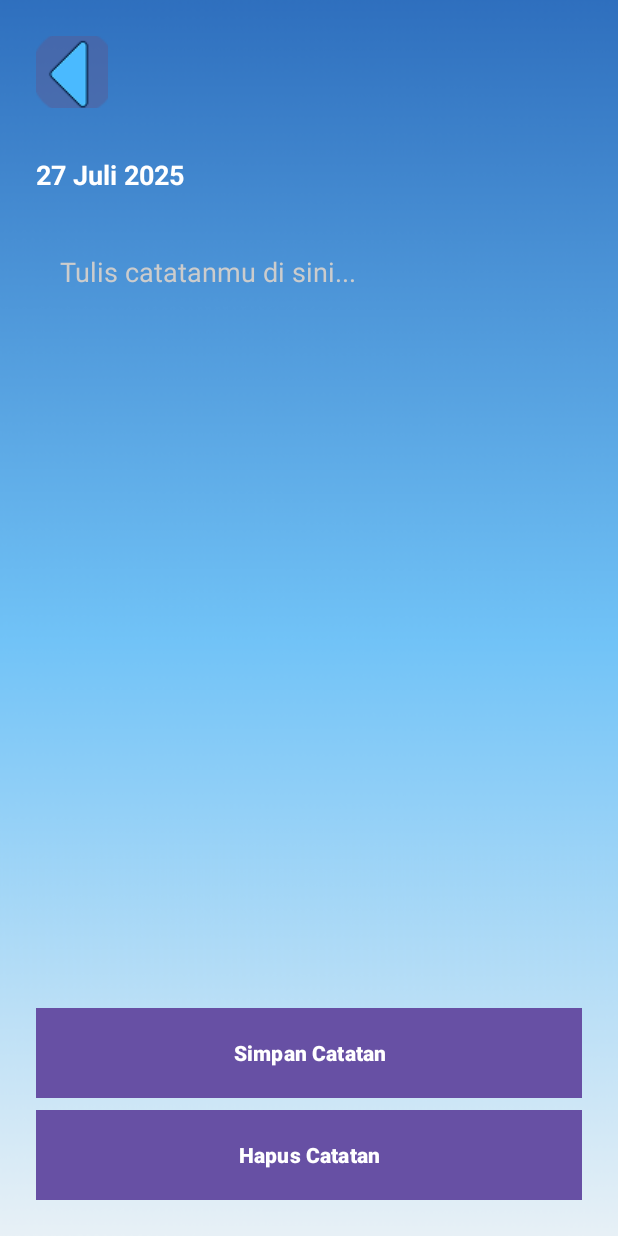
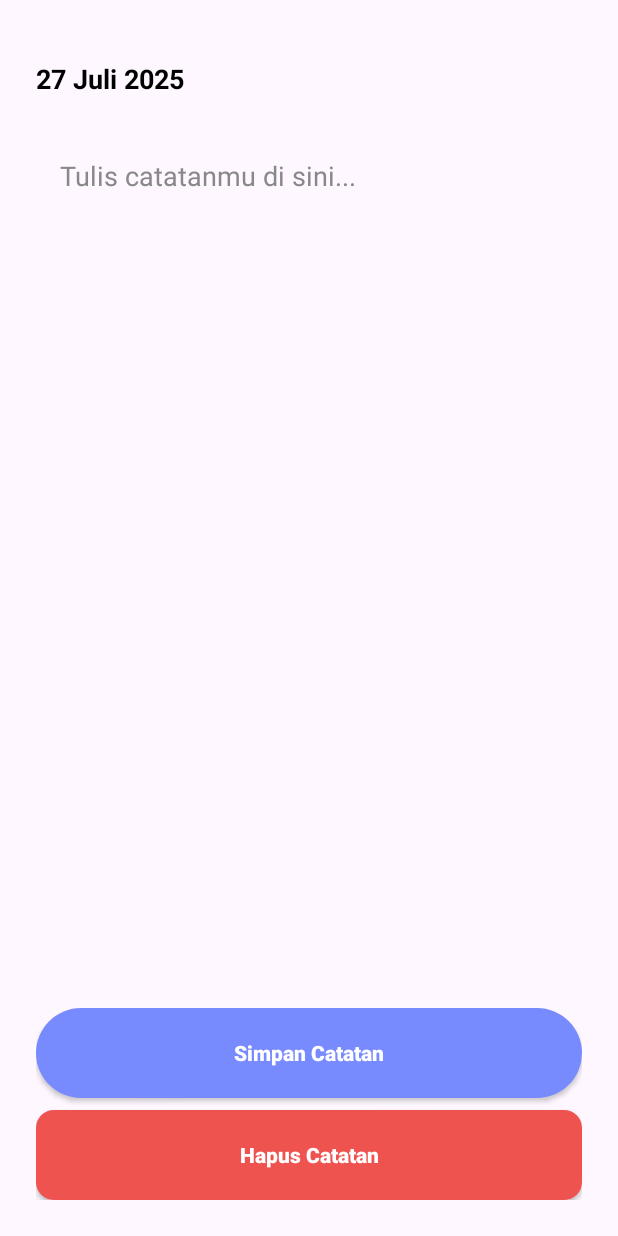
Before and after one commit to Zafnat21/UAS_Mobile_Programming, an Android app: the layout activity_flush_pikiran_detail.xml on its own in the app's theme, with its tools: preview values and no code run, on a phone screen of 412 x 824 dp. Run offline under Robolectric (Android 15) with nearby library versions, the phone set to English and light mode, and no system bars.

Commit message:
(Welcome, Pilih Mood, dan Flush Pikiran): 1. Welcome sudah di revisi layoutnya, 2. Pilih Mood sudah ada database dan bisa dijalankan, 3. Flush pikiran sudah di revisi.

```diff
--- a/app/src/main/AndroidManifest.xml
+++ b/app/src/main/AndroidManifest.xml
@@ -17,13 +17,13 @@
             android:name=".flush_pikiran_detail"
             android:exported="false" />
         <activity
-            android:name=".flush_pikiran"
+            android:name=".MainActivity"
             android:exported="false" />
         <activity
             android:name=".MoodActivity"
             android:exported="true" />
         <activity
-            android:name=".MainActivity"
+            android:name=".flush_pikiran"
             android:exported="true">
             <intent-filter>
                 <action android:name="android.intent.action.MAIN" />
--- /dev/null
+++ b/app/src/main/res/drawable/rounded_button_green.xml
@@ -0,0 +1,5 @@
+<shape xmlns:android="http://schemas.android.com/apk/res/android"
+    android:shape="rectangle">
+    <solid android:color="#81C784"/> <!-- hijau -->
+    <corners android:radius="16dp"/>
+</shape>
--- /dev/null
+++ b/app/src/main/res/drawable/rounded_button_red.xml
@@ -0,0 +1,5 @@
+<shape xmlns:android="http://schemas.android.com/apk/res/android"
+    android:shape="rectangle">
+    <solid android:color="@color/marah_bg"/> <!-- Merah sesuai colors.xml -->
+    <corners android:radius="12dp"/>
+</shape>
--- a/app/src/main/res/layout/activity_flush_pikiran_detail.xml
+++ b/app/src/main/res/layout/activity_flush_pikiran_detail.xml
@@ -2,19 +2,7 @@
     android:id="@+id/main"
     android:layout_width="match_parent"
     android:layout_height="match_parent"
-    android:background="@drawable/bf"
     android:padding="24dp">
-
-    <!-- Tombol Back -->
-    <ImageButton
-        android:id="@+id/btnBack"
-        android:layout_width="48dp"
-        android:layout_height="48dp"
-        android:src="@drawable/ic_back"
-        android:background="@android:color/transparent"
-        android:contentDescription="Kembali"
-        android:layout_alignParentStart="true"
-        android:layout_marginBottom="16dp" />
 
     <!-- Tanggal -->
     <TextView
@@ -22,20 +10,19 @@
         android:layout_width="wrap_content"
         android:layout_height="wrap_content"
         android:text="27 Juli 2025"
-        android:textColor="#FFFFFF"
+        android:textColor="#000000"
         android:textSize="18sp"
         android:textStyle="bold"
-        android:layout_below="@id/btnBack"
         android:layout_marginTop="16dp" />
 
-    <!-- EditText langsung di background -->
+    <!-- EditText -->
     <EditText
         android:id="@+id/editTextContent"
         android:layout_width="match_parent"
         android:layout_height="wrap_content"
         android:hint="Tulis catatanmu di sini..."
-        android:textColor="#FFFFFF"
-        android:textColorHint="#CCCCCC"
+        android:textColor="#000000"
+        android:textColorHint="#888888"
         android:background="@android:color/transparent"
         android:padding="16dp"
         android:layout_below="@id/txtTanggal"
@@ -53,26 +40,21 @@
         android:orientation="vertical"
         android:layout_alignParentBottom="true">
 
-        <Button
+        <!-- Tombol Simpan Catatan dengan style PurpleButton -->
+        <androidx.appcompat.widget.AppCompatButton
             android:id="@+id/buttonSave"
+            style="@style/PurpleButton"
             android:layout_width="match_parent"
             android:layout_height="60dp"
-            android:text="Simpan Catatan"
-            android:textAllCaps="false"
-            android:textStyle="bold"
-            android:textColor="#FFFFFF"
-            android:background="#29B6F6"
-            android:gravity="center" />
+            android:text="Simpan Catatan" />
 
-        <Button
+        <!-- Tombol Hapus Catatan dengan style GreenButton -->
+        <androidx.appcompat.widget.AppCompatButton
             android:id="@+id/btnDelete"
+            style="@style/RedButton"
             android:layout_width="match_parent"
             android:layout_height="60dp"
             android:text="Hapus Catatan"
-            android:textAllCaps="false"
-            android:textStyle="bold"
-            android:textColor="#FFFFFF"
-            android:background="#F44336"
             android:layout_marginTop="8dp" />
 
     </LinearLayout>
--- /dev/null
+++ b/app/src/main/res/values/styles.xml
@@ -0,0 +1,30 @@
+<resources>
+
+    <!-- Purple Button Style -->
+    <style name="PurpleButton" parent="Widget.AppCompat.Button">
+        <item name="android:background">@drawable/rounded_button_purple</item>
+        <item name="android:textColor">#FFFFFF</item>
+        <item name="android:textStyle">bold</item>
+        <item name="android:textAllCaps">false</item>
+        <item name="android:gravity">center</item>
+    </style>
+
+    <!-- Green Button Style -->
+    <style name="GreenButton" parent="Widget.AppCompat.Button">
+        <item name="android:background">@drawable/rounded_button_green</item>
+        <item name="android:textColor">#FFFFFF</item>
+        <item name="android:textStyle">bold</item>
+        <item name="android:textAllCaps">false</item>
+        <item name="android:gravity">center</item>
+    </style>
+
+    <!-- Red Button Style -->
+    <style name="RedButton" parent="Widget.AppCompat.Button">
+        <item name="android:background">@drawable/rounded_button_red</item>
+        <item name="android:textColor">#FFFFFF</item>
+        <item name="android:textStyle">bold</item>
+        <item name="android:textAllCaps">false</item>
+        <item name="android:gravity">center</item>
+    </style>
+
+</resources>
--- a/app/src/main/res/values/themes.xml
+++ b/app/src/main/res/values/themes.xml
@@ -1,8 +1,8 @@
 <resources xmlns:tools="http://schemas.android.com/tools">
-    <!-- Base application theme. -->
+    <!-- Base application theme -->
     <style name="Base.Theme.UAS" parent="Theme.Material3.DayNight.NoActionBar">
-        <!-- Customize your light theme here. -->
-        <!-- <item name="colorPrimary">@color/my_light_primary</item> -->
+        <!-- Customize your light theme here -->
+        <!-- contoh: <item name="colorPrimary">@color/purple_500</item> -->
     </style>
 
     <style name="Theme.UAS" parent="Base.Theme.UAS" />
```
Also changed, not shown: app/src/main/java/com/example/uas/flush_pikiran_detail.kt (+9 -1 lines), app/src/main/res/layout/activity_flush_pikiran.xml (+3 -28 lines).
